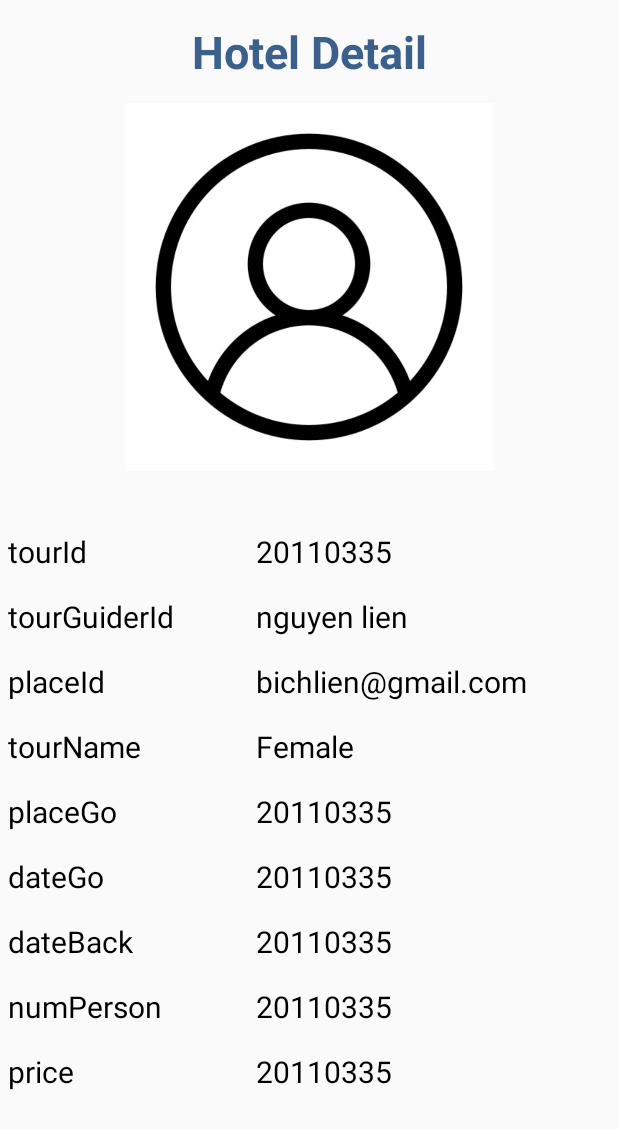
After one commit to duyNguyen8202/Go_Db, an Android app: the TourDetailActivity screen opened directly, with no data from a screen before it, on a phone screen of 412 x 824 dp. The commit adds this screen. Shown: the top 1129 px of the screen. Run offline under Robolectric (Android 15) with nearby library versions, the phone set to English and light mode, and no system bars; 9 statements that could not run were skipped.

Commit message:
Done Detail

```diff
--- a/app/src/main/AndroidManifest.xml
+++ b/app/src/main/AndroidManifest.xml
@@ -8,6 +8,12 @@
         android:allowBackup="true"
         android:theme="@style/Theme.AppCompat.Light.NoActionBar"
         tools:ignore="ExtraText">
+        <activity
+            android:name=".activity.TourDetailActivity"
+            android:exported="false" />
+        <activity
+            android:name=".activity.HotelDetailActivity"
+            android:exported="false" />
         <activity
             android:name=".activity.VehicleDetailActivity"
             android:exported="false" />
--- /dev/null
+++ b/app/src/main/java/com/example/ltdd_finalproject/activity/TourDetailActivity.java
@@ -0,0 +1,42 @@
+package com.example.ltdd_finalproject.activity;
+
+import androidx.appcompat.app.AppCompatActivity;
+
+import android.content.Intent;
+import android.os.Bundle;
+import android.widget.TextView;
+
+import com.example.ltdd_finalproject.R;
+import com.example.ltdd_finalproject.models.Hotel;
+import com.example.ltdd_finalproject.models.Tour;
+
+public class TourDetailActivity extends AppCompatActivity {
+    TextView txttourId,texttourGuiderId,textplaceId,textViewtourName,textViewplaceGo,textViewdateGo,textViewdateBack,textViewnumPerson,textViewprice;
+    @Override
+    protected void onCreate(Bundle savedInstanceState) {
+        super.onCreate(savedInstanceState);
+        setContentView(R.layout.activity_tour_detail);
+        Intent intent = getIntent();
+        Tour tour = (Tour) intent.getSerializableExtra("tour");
+
+        txttourId= (TextView) findViewById(R.id.txttourId);
+        texttourGuiderId= (TextView) findViewById(R.id.texttourGuiderId);
+        textplaceId= (TextView) findViewById(R.id.textplaceId);
+        textViewtourName= (TextView) findViewById(R.id.textViewtourName);
+        textViewplaceGo= (TextView) findViewById(R.id.textViewplaceGo);
+        textViewdateGo= (TextView) findViewById(R.id.textViewdateGo);
+        textViewdateBack= (TextView) findViewById(R.id.textViewdateBack);
+        textViewnumPerson= (TextView) findViewById(R.id.textViewnumPerson);
+        textViewprice= (TextView) findViewById(R.id.textViewprice);
+
+        txttourId.setText(tour.getTourId());
+        texttourGuiderId.setText(tour.getTourGuiderId());
+        textplaceId.setText(tour.getPlaceId());
+        textViewtourName.setText(tour.getTourName());
+        textViewplaceGo.setText(tour.getPlaceGo());
+        textViewdateGo.setText(String.valueOf(tour.getDateGo()));
+        textViewdateBack.setText(String.valueOf(tour.getDateBack()));
+        textViewnumPerson.setText(String.valueOf(tour.getNumPerson()));
+        textViewprice.setText(String.valueOf(tour.getPrice()));
+    }
+}
--- a/app/src/main/java/com/example/ltdd_finalproject/models/Tour.java
+++ b/app/src/main/java/com/example/ltdd_finalproject/models/Tour.java
@@ -1,9 +1,10 @@
 package com.example.ltdd_finalproject.models;
 
+import java.io.Serializable;
 import java.math.BigDecimal;
 import java.time.LocalDate;
 
-public class Tour {
+public class Tour implements Serializable {
     private String tourId;
     private String tourGuiderId;
     private String placeId;
--- a/app/src/main/res/layout/activity_all_hotel.xml
+++ b/app/src/main/res/layout/activity_all_hotel.xml
@@ -11,7 +11,7 @@
         android:layout_height="match_parent"
         android:orientation="vertical">
 
-        <androidx.appcompat.widget.SearchView
+        <SearchView
             android:id="@+id/searchHotel"
             android:layout_width="match_parent"
             android:layout_height="0dp"
--- a/app/src/main/res/layout/activity_all_tour.xml
+++ b/app/src/main/res/layout/activity_all_tour.xml
@@ -14,7 +14,7 @@
         android:orientation="vertical"
         android:weightSum="10">
 
-        <androidx.appcompat.widget.SearchView
+        <SearchView
             android:id="@+id/searchTour"
             android:layout_width="match_parent"
             android:layout_height="0dp"
--- /dev/null
+++ b/app/src/main/res/layout/activity_tour_detail.xml
@@ -0,0 +1,258 @@
+<?xml version="1.0" encoding="utf-8"?>
+<androidx.constraintlayout.widget.ConstraintLayout xmlns:android="http://schemas.android.com/apk/res/android"
+    xmlns:app="http://schemas.android.com/apk/res-auto"
+    xmlns:tools="http://schemas.android.com/tools"
+    android:layout_width="match_parent"
+    android:layout_height="match_parent"
+    tools:context=".activity.TourDetailActivity">
+    <LinearLayout
+        android:layout_width="match_parent"
+        android:layout_height="match_parent"
+        android:orientation="vertical"
+        android:weightSum="12">
+
+        <TextView
+            android:layout_width="match_parent"
+            android:layout_height="0dp"
+            android:layout_gravity="center"
+            android:layout_weight="1"
+            android:gravity="center"
+            android:text="Hotel Detail"
+            android:textColor="#3b608c"
+            android:textSize="30dp"
+            android:textStyle="bold">
+
+        </TextView>
+        <LinearLayout
+            android:layout_width="match_parent"
+            android:layout_height="0dp"
+            android:layout_weight="4"
+            android:orientation="vertical">
+
+            <androidx.cardview.widget.CardView
+                android:id="@+id/cardView"
+                android:layout_width="wrap_content"
+                android:layout_height="wrap_content"
+                android:layout_gravity="center_horizontal|center_vertical">
+
+            </androidx.cardview.widget.CardView>
+
+            <ImageView
+                android:id="@+id/imageViewTourDetail"
+                android:layout_width="245dp"
+                android:layout_height="245dp"
+                android:layout_gravity="center_horizontal|center_vertical"
+                app:srcCompat="@drawable/profile" />
+
+        </LinearLayout>
+        <TableLayout
+            android:layout_width="match_parent"
+            android:layout_height="0dp"
+            android:layout_weight="11">
+
+            <TableRow
+                android:layout_marginTop="5dp"
+                android:padding="5dp">
+
+                <TextView
+                    android:layout_width="wrap_content"
+                    android:layout_height="wrap_content"
+                    android:layout_weight="1"
+                    android:text="tourId"
+                    android:textColor="@color/black"
+                    android:textSize="20dp"></TextView>
+
+                <TextView
+                    android:id="@+id/txttourId"
+                    android:layout_width="wrap_content"
+                    android:layout_height="wrap_content"
+                    android:layout_weight="1"
+                    android:text="20110335"
+                    android:textColor="@color/black"
+                    android:textSize="20dp"></TextView>
+            </TableRow>
+
+            <TableRow
+                android:layout_marginTop="5dp"
+                android:padding="5dp">
+
+                <TextView
+                    android:layout_width="wrap_content"
+                    android:layout_height="wrap_content"
+                    android:layout_weight="1"
+                    android:text="tourGuiderId"
+                    android:textColor="@color/black"
+                    android:textSize="20dp"></TextView>
+
+                <TextView
+                    android:id="@+id/texttourGuiderId"
+                    android:layout_width="wrap_content"
+                    android:layout_height="wrap_content"
+                    android:layout_weight="1"
+                    android:text="nguyen lien"
+                    android:textColor="@color/black"
+                    android:textSize="20dp"></TextView>
+            </TableRow>
+
+            <TableRow
+                android:layout_marginTop="5dp"
+                android:padding="5dp">
+
+                <TextView
+                    android:layout_width="wrap_content"
+                    android:layout_height="wrap_content"
+                    android:layout_weight="1"
+                    android:text="placeId"
+                    android:textColor="@color/black"
+                    android:textSize="20dp"></TextView>
+
+                <TextView
+                    android:id="@+id/textplaceId"
+                    android:layout_width="wrap_content"
+                    android:layout_height="wrap_content"
+                    android:layout_weight="1"
+                    android:text="bichlien@gmail.com"
+                    android:textColor="@color/black"
+                    android:textSize="20dp"></TextView>
+            </TableRow>
+
+            <TableRow
+                android:layout_marginTop="5dp"
+                android:padding="5dp">
+
+                <TextView
+                    android:layout_width="wrap_content"
+                    android:layout_height="wrap_content"
+                    android:layout_weight="1"
+                    android:text="tourName"
+                    android:textColor="@color/black"
+                    android:textSize="20dp"></TextView>
+
+                <TextView
+                    android:id="@+id/textViewtourName"
+                    android:layout_width="wrap_content"
+                    android:layout_height="wrap_content"
+                    android:layout_weight="1"
+                    android:text="Female"
+                    android:textColor="@color/black"
+                    android:textSize="20dp"></TextView>
+            </TableRow>
+
+            <TableRow
+                android:layout_marginTop="5dp"
+                android:padding="5dp">
+
+                <TextView
+                    android:layout_width="wrap_content"
+                    android:layout_height="wrap_content"
+                    android:layout_weight="1"
+                    android:text="placeGo"
+                    android:textColor="@color/black"
+                    android:textSize="20dp"></TextView>
+
+                <TextView
+                    android:id="@+id/textViewplaceGo"
+                    android:layout_width="wrap_content"
+                    android:layout_height="wrap_content"
+                    android:layout_weight="1"
+                    android:text="20110335"
+                    android:textColor="@color/black"
+                    android:textSize="20dp"></TextView>
+            </TableRow>
+
+            <TableRow
+                android:layout_marginTop="5dp"
+                android:padding="5dp">
+
+                <TextView
+                    android:layout_width="wrap_content"
+                    android:layout_height="wrap_content"
+                    android:layout_weight="1"
+                    android:text="dateGo"
+                    android:textColor="@color/black"
+                    android:textSize="20dp"></TextView>
+
+                <TextView
+                    android:id="@+id/textViewdateGo"
+                    android:layout_width="wrap_content"
+                    android:layout_height="wrap_content"
+                    android:layout_weight="1"
+                    android:text="20110335"
+                    android:textColor="@color/black"
+                    android:textSize="20dp"></TextView>
+            </TableRow>
+
+            <TableRow
+                android:layout_marginTop="5dp"
+                android:padding="5dp">
+
+                <TextView
+                    android:layout_width="wrap_content"
+                    android:layout_height="wrap_content"
+                    android:layout_weight="1"
+                    android:text="dateBack"
+                    android:textColor="@color/black"
+                    android:textSize="20dp"></TextView>
+
+                <TextView
+                    android:id="@+id/textViewdateBack"
+                    android:layout_width="wrap_content"
+                    android:layout_height="wrap_content"
+                    android:layout_weight="1"
+                    android:text="20110335"
+                    android:textColor="@color/black"
+                    android:textSize="20dp"></TextView>
+            </TableRow>
+            <TableRow
+                android:layout_marginTop="5dp"
+                android:padding="5dp">
+
+                <TextView
+                    android:layout_width="wrap_content"
+                    android:layout_height="wrap_content"
+                    android:layout_weight="1"
+                    android:text="numPerson"
+                    android:textColor="@color/black"
+                    android:textSize="20dp"></TextView>
+
+                <TextView
+                    android:id="@+id/textViewnumPerson"
+                    android:layout_width="wrap_content"
+                    android:layout_height="wrap_content"
+                    android:layout_weight="1"
+                    android:text="20110335"
+                    android:textColor="@color/black"
+                    android:textSize="20dp"></TextView>
+            </TableRow>
+            <TableRow
+                android:layout_marginTop="5dp"
+                android:padding="5dp">
+
+                <TextView
+                    android:layout_width="wrap_content"
+                    android:layout_height="wrap_content"
+                    android:layout_weight="1"
+                    android:text="price"
+                    android:textColor="@color/black"
+                    android:textSize="20dp"></TextView>
+
+                <TextView
+                    android:id="@+id/textViewprice"
+                    android:layout_width="wrap_content"
+                    android:layout_height="wrap_content"
+                    android:layout_weight="1"
+                    android:text="20110335"
+                    android:textColor="@color/black"
+                    android:textSize="20dp"></TextView>
+            </TableRow>
+
+        </TableLayout>
+        <androidx.constraintlayout.widget.ConstraintLayout
+            android:layout_width="match_parent"
+            android:layout_height="0dp"
+            android:layout_weight="2"
+            android:orientation="vertical">
+
+        </androidx.constraintlayout.widget.ConstraintLayout>
+    </LinearLayout>
+</androidx.constraintlayout.widget.ConstraintLayout>
```
Also changed, not shown: app/src/main/java/com/example/ltdd_finalproject/activity/AllHotelActivity.java (+14 -0 lines), app/src/main/java/com/example/ltdd_finalproject/activity/AllTourActivity.java (+14 -0 lines), app/src/main/java/com/example/ltdd_finalproject/activity/HotelDetailActivity.java (added, +38 -0 lines), app/src/main/java/com/example/ltdd_finalproject/adapters/TourAdapter.java (+23 -1 lines), app/src/main/res/layout/activity_hotel_detail.xml (added, +215 -0 lines), 50 other files.
